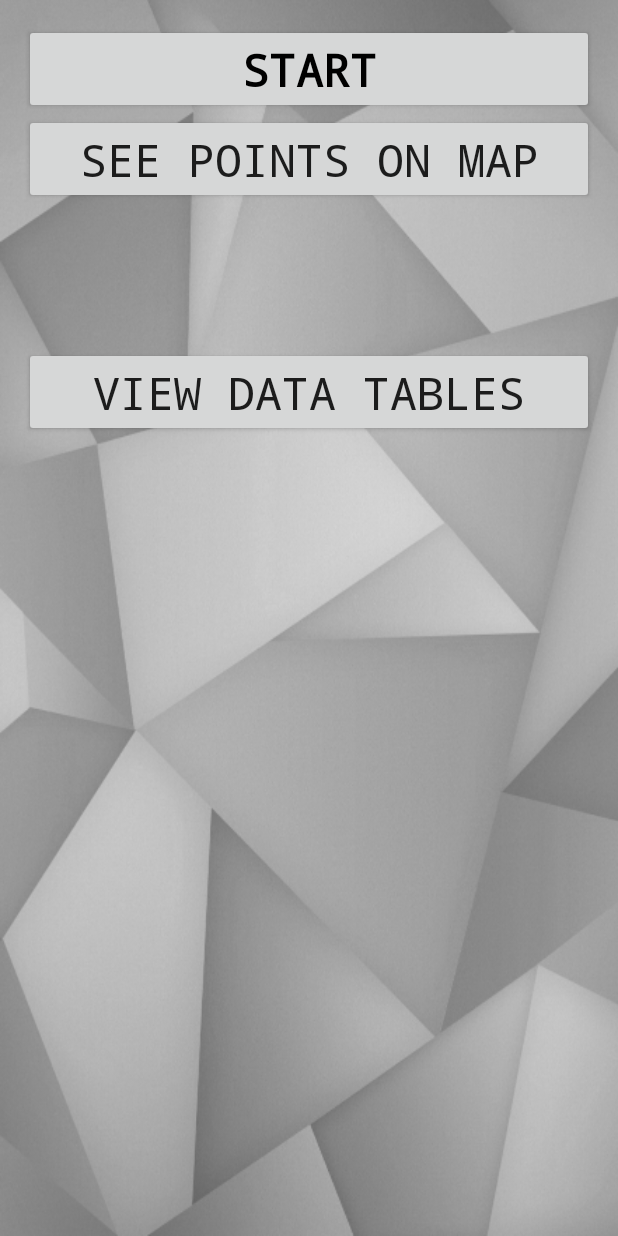
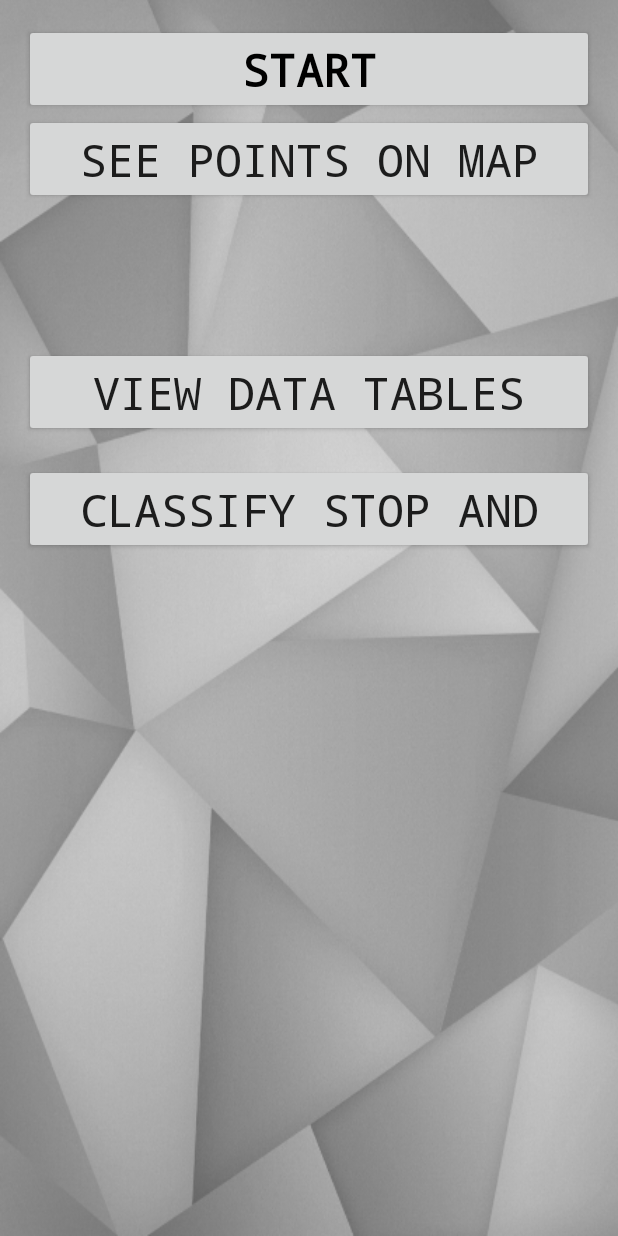
Before and after one commit to TimAdamson21/gpslog, an Android app: the screen it shows after launch (MainActivity), on a phone screen of 412 x 824 dp. Run offline under Robolectric (Android 15) with nearby library versions, the phone set to English and light mode, and no system bars; libraries missing offline, so code that uses them is left out: org.w3c.dom.

Commit message:
Made progress on svm

```diff
--- a/GPSlog_Basic/app/src/main/java/com/example/gpslog/HMMClassifier.java
+++ b/GPSlog_Basic/app/src/main/java/com/example/gpslog/HMMClassifier.java
@@ -103,5 +103,6 @@ public class HMMClassifier implements Serializable, XmlParserList{
     public static final int ACCELERATION = 1;
     public static final int FREEFLOW = 2;
     public static final int STOPPED = 0;
+    //TODO find out if this can be made into enum
 
 }
--- a/GPSlog_Basic/app/src/main/res/layout-xlarge/activity_main.xml
+++ b/GPSlog_Basic/app/src/main/res/layout-xlarge/activity_main.xml
@@ -61,21 +61,8 @@
         android:layout_below="@+id/mapsButton"
         android:layout_alignParentLeft="true"
         android:layout_alignParentStart="true"
-        android:layout_marginTop="18dp"
-        android:visibility="invisible" />
+        android:layout_marginTop="18dp" />
 
-    <TextView
-        android:text="TextView"
-        android:layout_width="wrap_content"
-        android:layout_height="wrap_content"
-        android:layout_below="@+id/svmButton"
-        android:layout_alignParentLeft="true"
-        android:layout_alignParentStart="true"
-        android:layout_marginLeft="302dp"
-        android:layout_marginStart="302dp"
-        android:layout_marginTop="357dp"
-        android:id="@+id/textView"
-        tools:text="Hello"
-        android:textAppearance="@style/TextAppearance.AppCompat.Large" />
+
 
 </RelativeLayout>
--- a/GPSlog_Basic/app/src/main/res/layout/activity_main.xml
+++ b/GPSlog_Basic/app/src/main/res/layout/activity_main.xml
@@ -59,8 +59,7 @@
         android:layout_below="@+id/stopButton"
         android:layout_alignParentLeft="true"
         android:layout_alignParentStart="true"
-        android:layout_marginTop="18dp"
-        android:visibility="invisible" />
+        android:layout_marginTop="18dp" />
 
 
 </RelativeLayout>
```
Also changed, not shown: GPSlog_Basic/app/src/main/java/com/example/gpslog/DatabaseHandler.java (+17 -0 lines), GPSlog_Basic/app/src/main/java/com/example/gpslog/MainActivity.java (+6 -3 lines), GPSlog_Basic/app/src/main/java/com/example/gpslog/MapsActivity.java (+17 -0 lines), GPSlog_Basic/app/src/main/java/com/example/gpslog/SVMClassifier.java (+10 -4 lines), GPSlog_Basic/app/src/main/res/layout/activity_maps.xml (+27 -1 lines).
